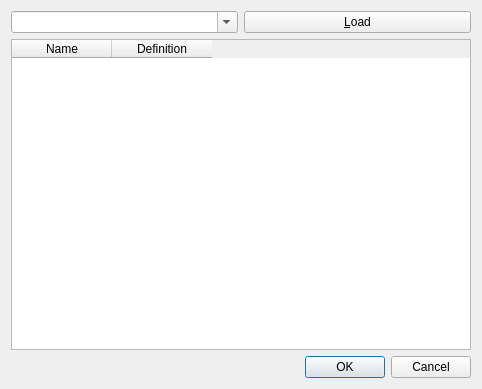
This is word.ui in kellyjf/larousse as Qt 5 draws it before an edit. The edited form follows.
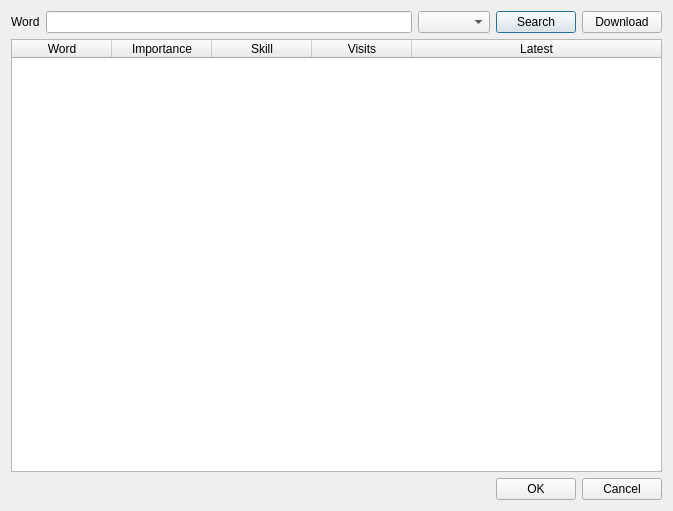
This is the edited form.

Patch:
```diff
--- a/word.ui
+++ b/word.ui
@@ -6,8 +6,8 @@
    <rect>
     <x>0</x>
     <y>0</y>
-    <width>482</width>
-    <height>389</height>
+    <width>673</width>
+    <height>511</height>
    </rect>
   </property>
   <property name="windowTitle">
@@ -17,8 +17,24 @@
    <item>
     <layout class="QHBoxLayout" name="horizontalLayout">
      <item>
-      <widget class="QComboBox" name="findCombo">
-       <property name="editable">
+      <widget class="QLabel" name="label">
+       <property name="text">
+        <string>Word</string>
+       </property>
+      </widget>
+     </item>
+     <item>
+      <widget class="QLineEdit" name="wordLine"/>
+     </item>
+     <item>
+      <widget class="QComboBox" name="grammarCombo"/>
+     </item>
+     <item>
+      <widget class="QPushButton" name="searchButton">
+       <property name="text">
+        <string>Search</string>
+       </property>
+       <property name="default">
         <bool>true</bool>
        </property>
       </widget>
@@ -26,22 +42,52 @@
      <item>
       <widget class="QPushButton" name="loadButton">
        <property name="text">
-        <string>&amp;Load</string>
+        <string>Download</string>
        </property>
       </widget>
      </item>
     </layout>
    </item>
    <item>
-    <widget class="QTableWidget" name="mainTable">
+    <widget class="QTableWidget" name="wordTable">
+     <property name="sizeAdjustPolicy">
+      <enum>QAbstractScrollArea::AdjustToContents</enum>
+     </property>
+     <property name="selectionMode">
+      <enum>QAbstractItemView::SingleSelection</enum>
+     </property>
+     <property name="selectionBehavior">
+      <enum>QAbstractItemView::SelectRows</enum>
+     </property>
+     <property name="sortingEnabled">
+      <bool>true</bool>
+     </property>
+     <attribute name="horizontalHeaderStretchLastSection">
+      <bool>true</bool>
+     </attribute>
      <column>
       <property name="text">
-       <string>Name</string>
+       <string>Word</string>
       </property>
      </column>
      <column>
       <property name="text">
-       <string>Definition</string>
+       <string>Importance</string>
+      </property>
+     </column>
+     <column>
+      <property name="text">
+       <string>Skill</string>
+      </property>
+     </column>
+     <column>
+      <property name="text">
+       <string>Visits</string>
+      </property>
+     </column>
+     <column>
+      <property name="text">
+       <string>Latest</string>
       </property>
      </column>
     </widget>
```
Left out of the diff: 6 changed lines with no effect on the pictures.
